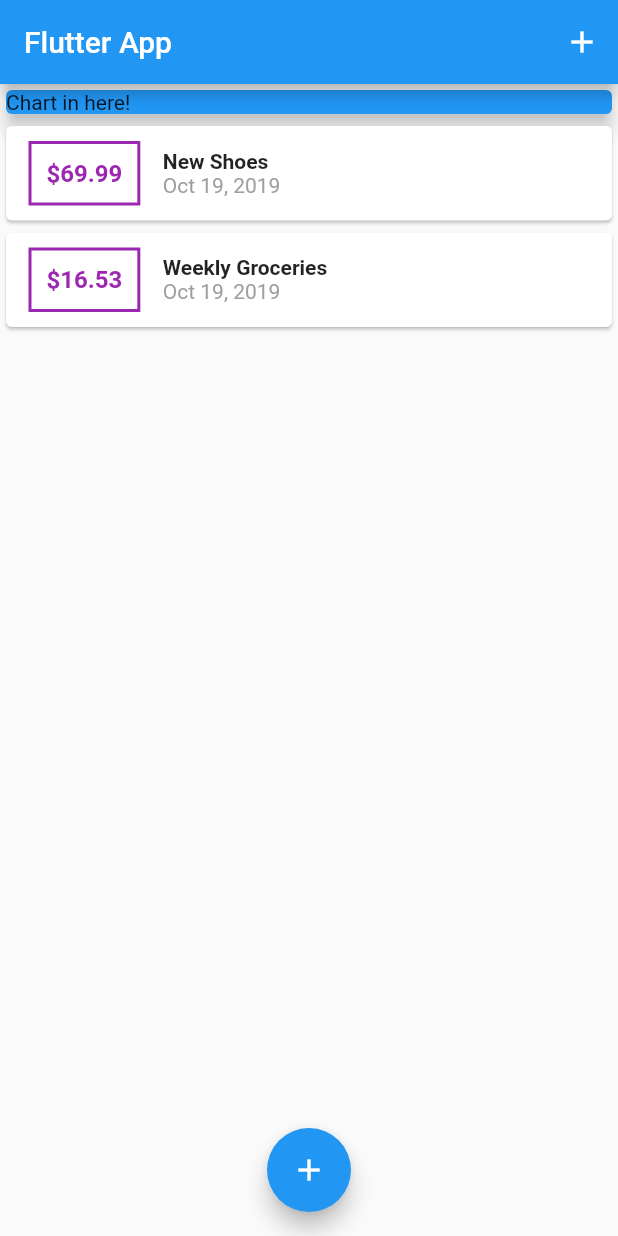
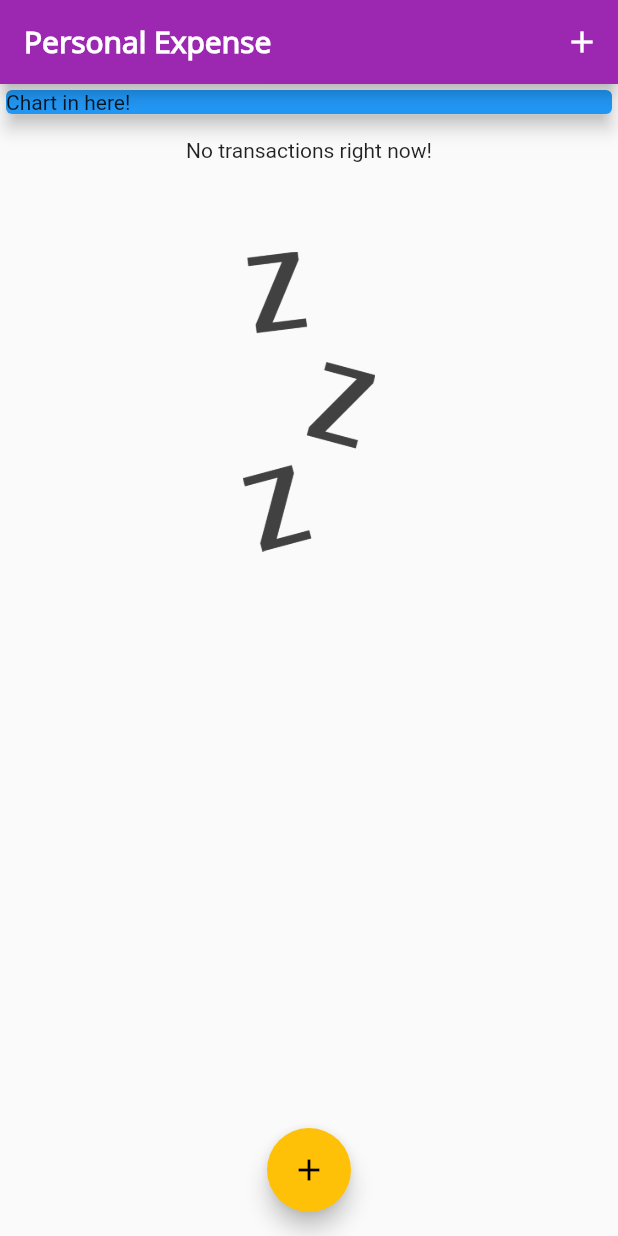
Before and after one commit to doivjpxx/personal_expense, a Flutter app: the screen it shows after launch, on a phone screen of 412 x 824 dp. Run offline on Flutter 3.47's test engine with Material 2 defaults, Android fonts, the phone set to English and light mode, and no system bars.

Commit message:
improve ux

```diff
--- a/lib/main.dart
+++ b/lib/main.dart
@@ -9,7 +9,24 @@ class MyApp extends StatelessWidget {
   @override
   Widget build(BuildContext context) {
     return MaterialApp(
-      title: 'Flutter App',
+      title: 'Personal Expense',
+      theme: ThemeData(
+          primarySwatch: Colors.purple,
+          accentColor: Colors.amber,
+          fontFamily: 'QuickSand',
+          textTheme: ThemeData.light().textTheme.copyWith(
+            title: TextStyle(
+              fontFamily: 'OpenSans',
+              fontSize: 18.0,
+              fontWeight: FontWeight.bold
+            )
+          ),
+          appBarTheme: AppBarTheme(
+              textTheme: ThemeData.light().textTheme.copyWith(
+                  title: TextStyle(
+                      fontFamily: 'OpenSans',
+                      fontSize: 20.0,
+                      fontWeight: FontWeight.bold)))),
       home: MyHomePage(),
     );
   }
@@ -22,13 +39,13 @@ class MyHomePage extends StatefulWidget {
 
 class _MyHomePageState extends State<MyHomePage> {
   final List<Transaction> _userTransaction = [
-    Transaction(
-        id: 't1', title: 'New Shoes', amount: 69.99, date: DateTime.now()),
-    Transaction(
-        id: 't2',
-        title: 'Weekly Groceries',
-        amount: 16.53,
-        date: DateTime.now()),
+    // Transaction(
+    //     id: 't1', title: 'New Shoes', amount: 69.99, date: DateTime.now()),
+    // Transaction(
+    //     id: 't2',
+    //     title: 'Weekly Groceries',
+    //     amount: 16.53,
+    //     date: DateTime.now()),
   ];
 
   void addNewTransaction(String title, double amount) {
@@ -59,11 +76,12 @@ class _MyHomePageState extends State<MyHomePage> {
 
   @override
   Widget build(BuildContext context) {
-    return MaterialApp(
-      title: 'FlutterApp',
-      home: Scaffold(
+    return Scaffold(
       appBar: AppBar(
-          title: Text('Flutter App'),
+        title: Text(
+          'Personal Expense',
+          style: TextStyle(fontFamily: 'OpenSans'),
+        ),
         actions: <Widget>[
           IconButton(
             icon: Icon(Icons.add),
@@ -89,7 +107,6 @@ class _MyHomePageState extends State<MyHomePage> {
         child: Icon(Icons.add),
         onPressed: () => _startAddNewTransaction(context),
       ),
-      ),
     );
   }
 }
--- a/lib/widgets/transaction_list.dart
+++ b/lib/widgets/transaction_list.dart
@@ -11,21 +11,39 @@ class TransactionList extends StatelessWidget {
   Widget build(BuildContext context) {
     return Container(
       height: 300.0,
-      child: ListView.builder(
+      child: transactions.isEmpty
+          ? Column(
+              mainAxisAlignment: MainAxisAlignment.spaceAround,
+              children: <Widget>[
+                Text('No transactions right now!'),
+                SizedBox(
+                  height: 10.0,
+                ),
+                Container(
+                    height: 200.0,
+                    child: Image.asset(
+                      'assets/images/waiting.png',
+                      fit: BoxFit.cover,
+                    ))
+              ],
+            )
+          : ListView.builder(
               itemBuilder: (BuildContext context, int index) {
                 return Card(
                   child: Row(
                     children: <Widget>[
                       Container(
                         padding: EdgeInsets.all(10),
-                  margin:
-                      EdgeInsets.symmetric(vertical: 10.0, horizontal: 15.0),
+                        margin: EdgeInsets.symmetric(
+                            vertical: 10.0, horizontal: 15.0),
                         decoration: BoxDecoration(
-                      border: Border.all(color: Colors.purple, width: 2)),
+                            border: Border.all(
+                                color: Theme.of(context).primaryColor,
+                                width: 2)),
                         child: Text(
                           '\$${transactions[index].amount.toStringAsFixed(2)}',
                           style: TextStyle(
-                        color: Colors.purple,
+                              color: Theme.of(context).primaryColor,
                               fontWeight: FontWeight.bold,
                               fontSize: 16.0),
                         ),
@@ -35,7 +53,7 @@ class TransactionList extends StatelessWidget {
                         children: <Widget>[
                           Text(
                             transactions[index].title,
-                      style: TextStyle(fontWeight: FontWeight.bold),
+                            style: Theme.of(context).textTheme.title,
                           ),
                           Text(
                             DateFormat.yMMMd().format(transactions[index].date),
```
Also changed, not shown: pubspec.yaml (+13 -15 lines), assets/fonts/OpenSans-Regular.ttf (added), assets/fonts/Quicksand-Bold.ttf (added), assets/fonts/Quicksand-Light.ttf (added), assets/fonts/Quicksand-Medium.ttf (added), assets/fonts/Quicksand-Regular.ttf (added), assets/fonts/Quicksand-SemiBold.ttf (added), assets/images/waiting.png (added). Lines whose indentation alone changed are shown as unchanged.
